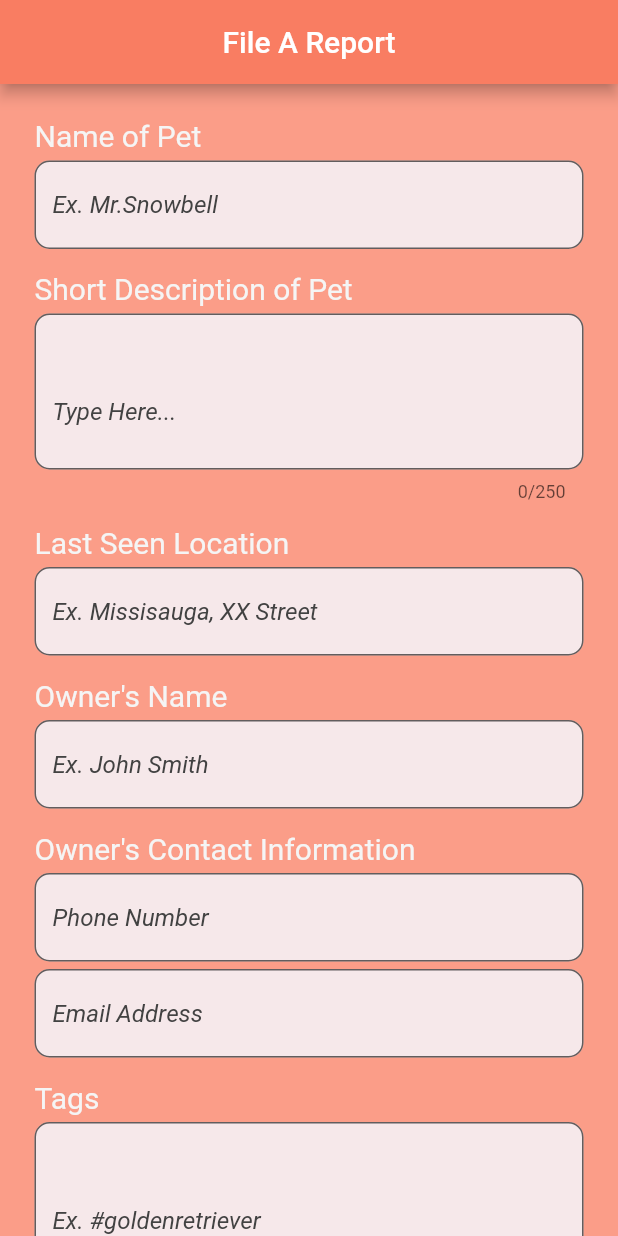
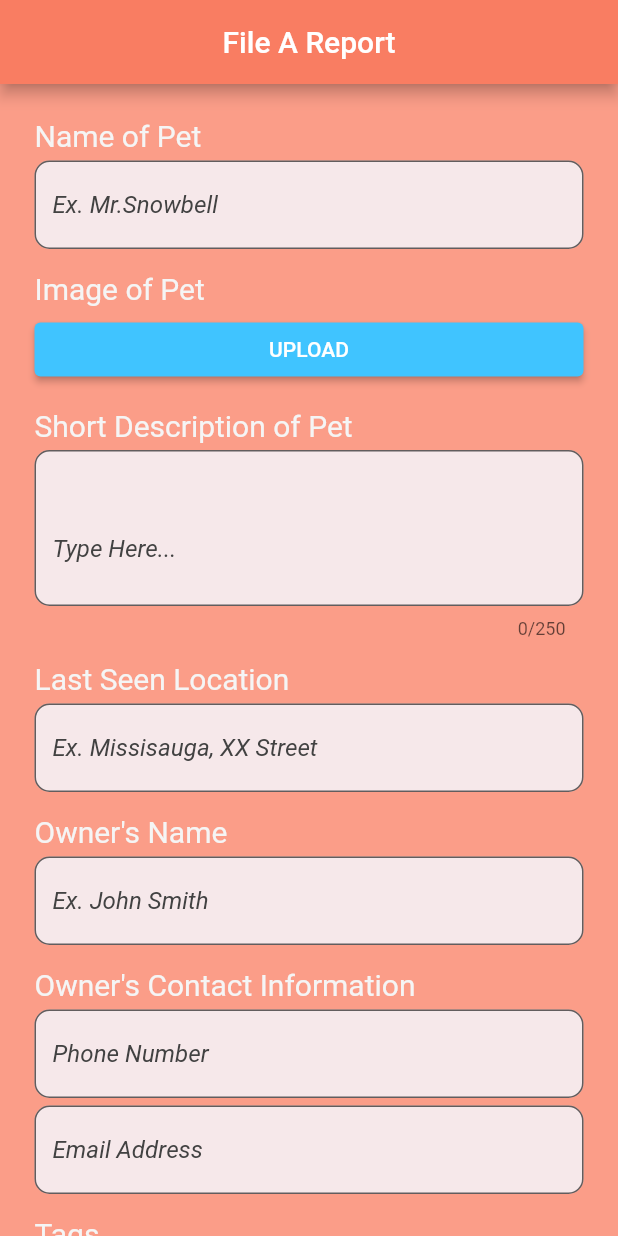
Before and after one commit to Kayeris/findmypet, a Flutter app: the screen it shows after launch, on a phone screen of 412 x 824 dp. Run offline on Flutter 3.47's test engine with Material 2 defaults, Android fonts, the phone set to English and light mode, and no system bars; our stand-ins replace get, image_picker; missing offline and left inert: json_serializable; project files that could hold a hidden picture were left out.

Commit message:
upload button

```diff
--- a/lib/main.dart
+++ b/lib/main.dart
@@ -3,7 +3,6 @@ import 'package:findmypet/screens/inputform.dart';
 import 'package:findmypet/screens/landingpage.dart';
 import 'package:flutter/material.dart';
 import 'package:get/get.dart';
-
 import 'bloc/api.dart';
 
 void main() {
--- a/lib/screens/inputform.dart
+++ b/lib/screens/inputform.dart
@@ -1,3 +1,7 @@
+import 'dart:convert';
+
+import 'package:http/http.dart' as http;
+
 /// Flutter code sample for Form
 
 // This example shows a [Form] with one [TextFormField] to enter an email
@@ -7,6 +11,9 @@
 // ![](https://flutter.github.io/assets-for-api-docs/assets/widgets/form.png)
 
 import 'package:flutter/material.dart';
+import 'package:image_picker/image_picker.dart';
+import 'package:json_annotation/json_annotation.dart';
+import 'package:json_serializable/builder.dart';
 
 class InputForm extends StatefulWidget {
   @override
@@ -53,6 +60,27 @@ class _InputFormState extends State<InputForm> {
                       fillColor: const Color(0xFFF6E8EA)),
                 ),
               ),
+              Container(
+                margin: const EdgeInsets.only(top: 15, left: 15, right: 15),
+                child: Text(
+                  "Image of Pet",
+                  style:
+                      TextStyle(fontSize: 20, color: const Color(0xFFF5F5F5)),
+                  textAlign: TextAlign.left,
+                ),
+              ),
+              Container(
+                  margin: const EdgeInsets.only(top: 5, left: 15, right: 15),
+                  child: ElevatedButton(
+                    style: ElevatedButton.styleFrom(
+                      primary: Colors.lightBlueAccent, // background
+                      onPrimary: Colors.white, // foreground
+                    ),
+                    child: Text('UPLOAD'),
+                    onPressed: () {
+                      print('Pressed');
+                    },
+                  )),
               Container(
                 margin: const EdgeInsets.only(top: 15, left: 15, right: 15),
                 child: Text(
--- a/pubspec.yaml
+++ b/pubspec.yaml
@@ -24,13 +24,13 @@ dependencies:
   flutter:
     sdk: flutter
 
-  image_picker: 0.6.7
+  image_picker: ^0.6.6+5
   image_cropper: ^1.4.0 #? null safety
   gcloud: ^0.7.0
   googleapis_auth: 0.2.12
 
   material_floating_search_bar: ^0.3.4
-
+  json_serializable: ^3.3.0
 
   # The following adds the Cupertino Icons font to your application.
   # Use with the CupertinoIcons class for iOS style icons.
```
Also changed, not shown: pubspec.lock, 2 other files.
